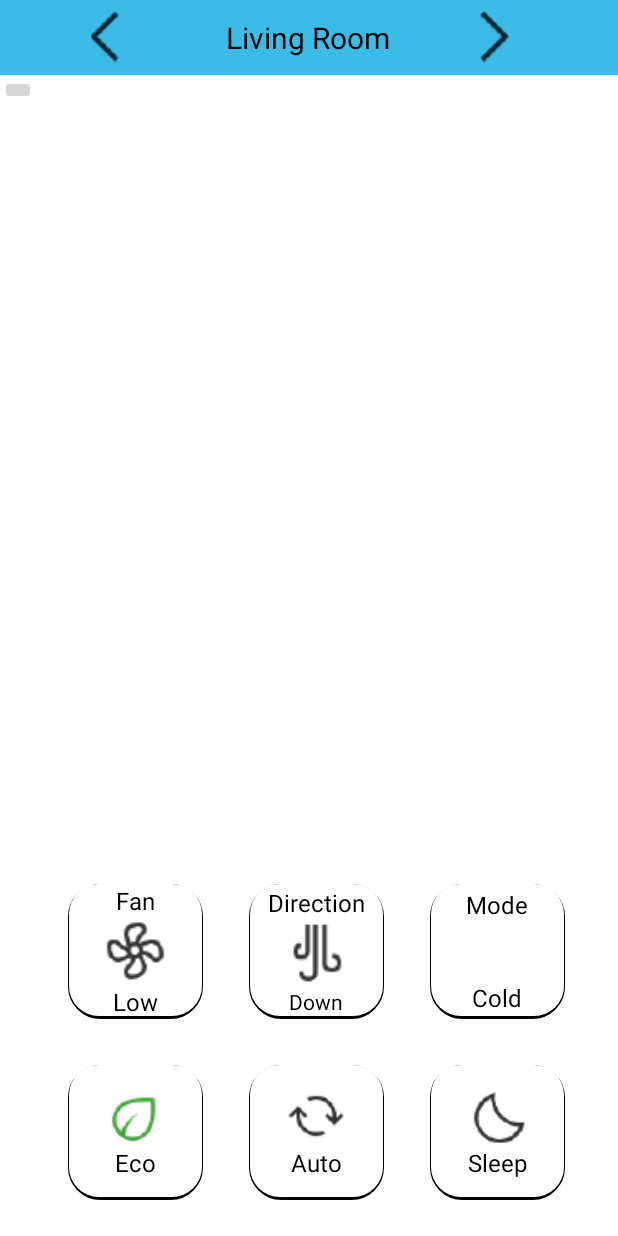
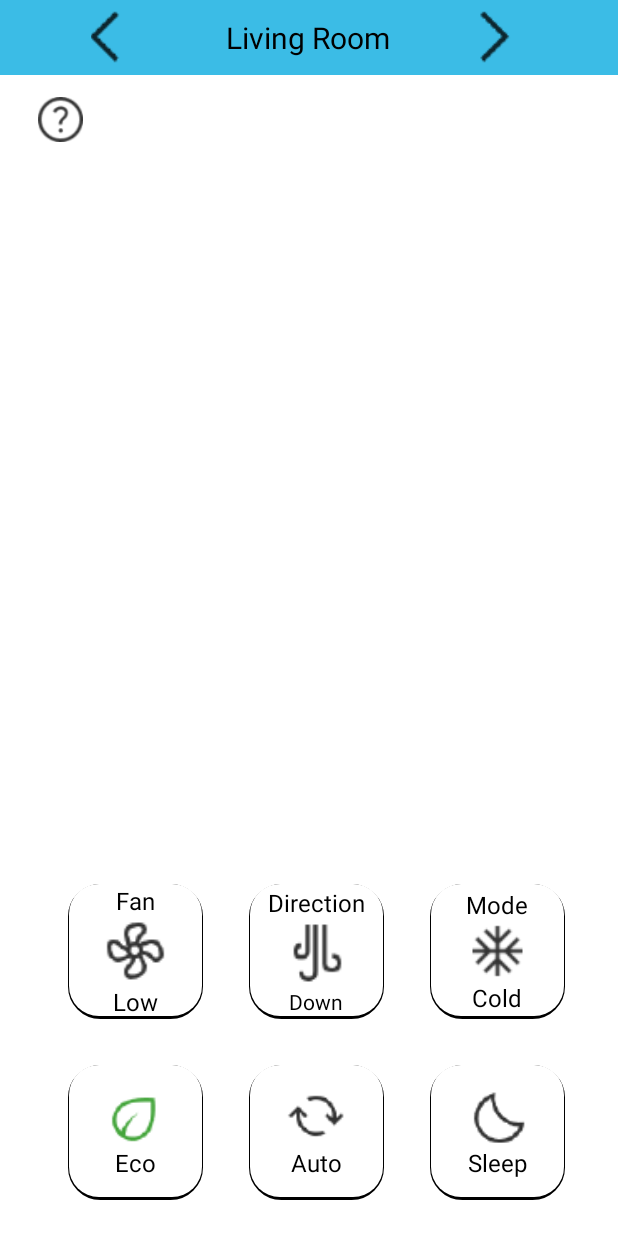
Before and after one commit to xristoulakhs/Air-Condidtion-Controller-android-app, an Android app: the screen it shows after launch (MainActivity), on a phone screen of 412 x 824 dp. Run offline under Robolectric (Android 15) with nearby library versions, the phone set to English and light mode, and no system bars; our stand-ins replace navigation-ui.

Commit message:
minor changes

```diff
--- a/app/src/main/res/layout/activity_main.xml
+++ b/app/src/main/res/layout/activity_main.xml
@@ -7,6 +7,7 @@
     tools:context=".MainActivity">
 
     <LinearLayout
+        android:id="@+id/linearLayout"
         android:layout_width="match_parent"
         android:layout_height="60dp"
         android:orientation="horizontal"
@@ -15,11 +16,25 @@
         app:layout_constraintTop_toBottomOf="@+id/devices"
         tools:ignore="MissingConstraints">
 
-        <ImageButton
-            android:layout_width="wrap_content"
-            android:layout_height="wrap_content"/>
+        <ImageView
+            android:layout_width="30dp"
+            android:layout_height="30dp"
+            android:layout_gravity="center"
+            android:layout_marginStart="25dp"
+            android:src="@drawable/ic_action_name" />
 
     </LinearLayout>
+
+    <RelativeLayout
+        android:layout_width="match_parent"
+        android:layout_height="wrap_content"
+        app:layout_constraintBottom_toTopOf="@+id/homeButtons"
+        app:layout_constraintEnd_toEndOf="parent"
+        app:layout_constraintStart_toStartOf="parent"
+        app:layout_constraintTop_toBottomOf="@+id/linearLayout">
+
+
+    </RelativeLayout>
 
     <LinearLayout
         android:id="@+id/devices"
@@ -69,6 +84,7 @@
             android:layout_width="wrap_content"
             android:layout_height="wrap_content"
             android:layout_marginStart="30dp"
+            android:layout_marginEnd="30dp"
             android:orientation="horizontal">
 
             <LinearLayout
@@ -153,7 +169,8 @@
 
                 <ImageView
                     android:layout_width="50dp"
-                    android:layout_height="40dp"/>
+                    android:layout_height="40dp"
+                    android:src="@drawable/ic_cold"/>
 
                 <TextView
                     android:id="@+id/modeOptions"
@@ -171,6 +188,7 @@
             android:layout_width="wrap_content"
             android:layout_height="wrap_content"
             android:layout_marginStart="30dp"
+            android:layout_marginEnd="30dp"
             android:orientation="horizontal">
 
             <LinearLayout
--- a/app/src/main/res/values/strings.xml
+++ b/app/src/main/res/values/strings.xml
@@ -16,9 +16,15 @@
     <string name="low">Low</string>
     <string name="mid">Mid</string>
     <string name="high">High</string>
+    <!-- devices -->
     <string name="living_room">Living Room</string>
+
     <string name="direction">Direction</string>
+    <!-- direction options -->
     <string name="down">Down</string>
+    <string name="middle">Middle</string>
+    <string name="up">Up</string>
+
     <string name="mode">Mode</string>
     <string name="cold">Cold</string>
     <string name="eco">Eco</string>
```
Also changed, not shown: app/src/main/res/drawable-hdpi/ic_action_name.png, app/src/main/res/drawable-hdpi/ic_cold.png (added), app/src/main/res/drawable-hdpi/ic_warm.png (added), app/src/main/res/drawable-mdpi/ic_action_name.png, app/src/main/res/drawable-mdpi/ic_cold.png (added), app/src/main/res/drawable-mdpi/ic_warm.png (added), app/src/main/res/drawable-xhdpi/ic_action_name.png, app/src/main/res/drawable-xhdpi/ic_cold.png (added), app/src/main/res/drawable-xhdpi/ic_warm.png (added), app/src/main/res/drawable-xxhdpi/ic_action_name.png, app/src/main/res/drawable-xxhdpi/ic_cold.png (added), app/src/main/res/drawable-xxhdpi/ic_warm.png (added), app/src/main/res/drawable-xxxhdpi/ic_action_name.png, app/src/main/res/drawable-xxxhdpi/ic_cold.png (added), 1 more files.
